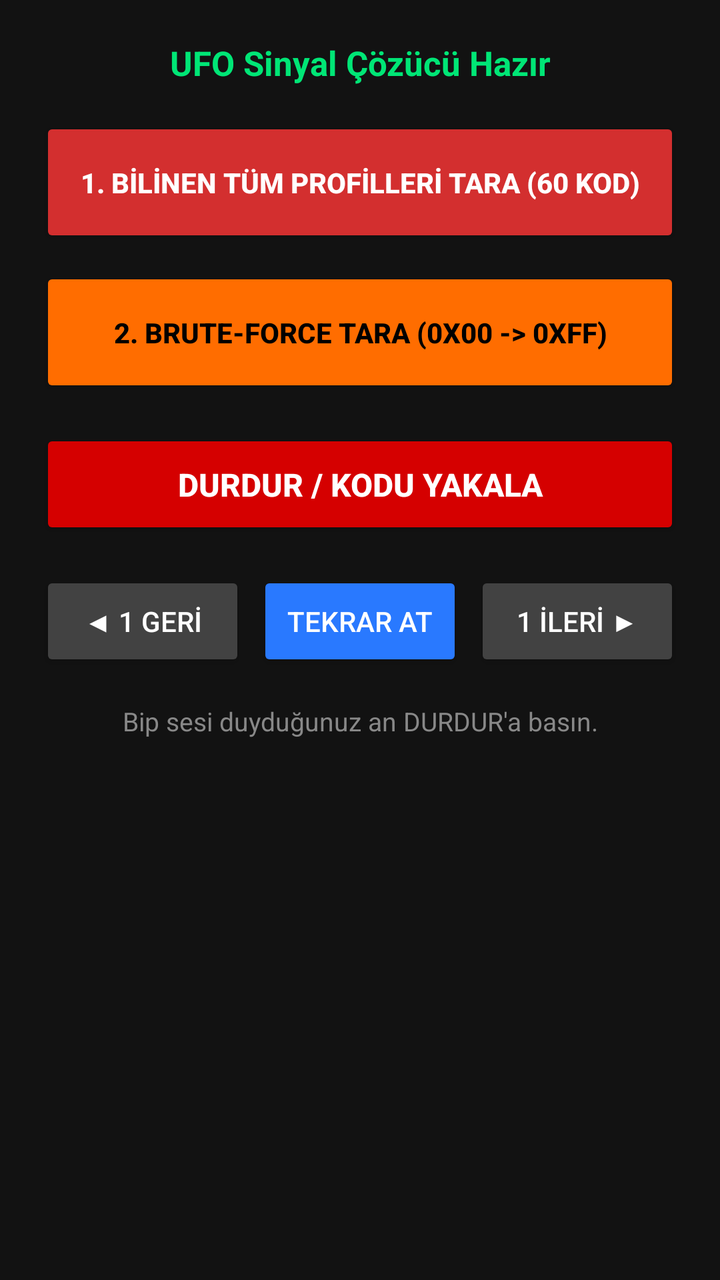
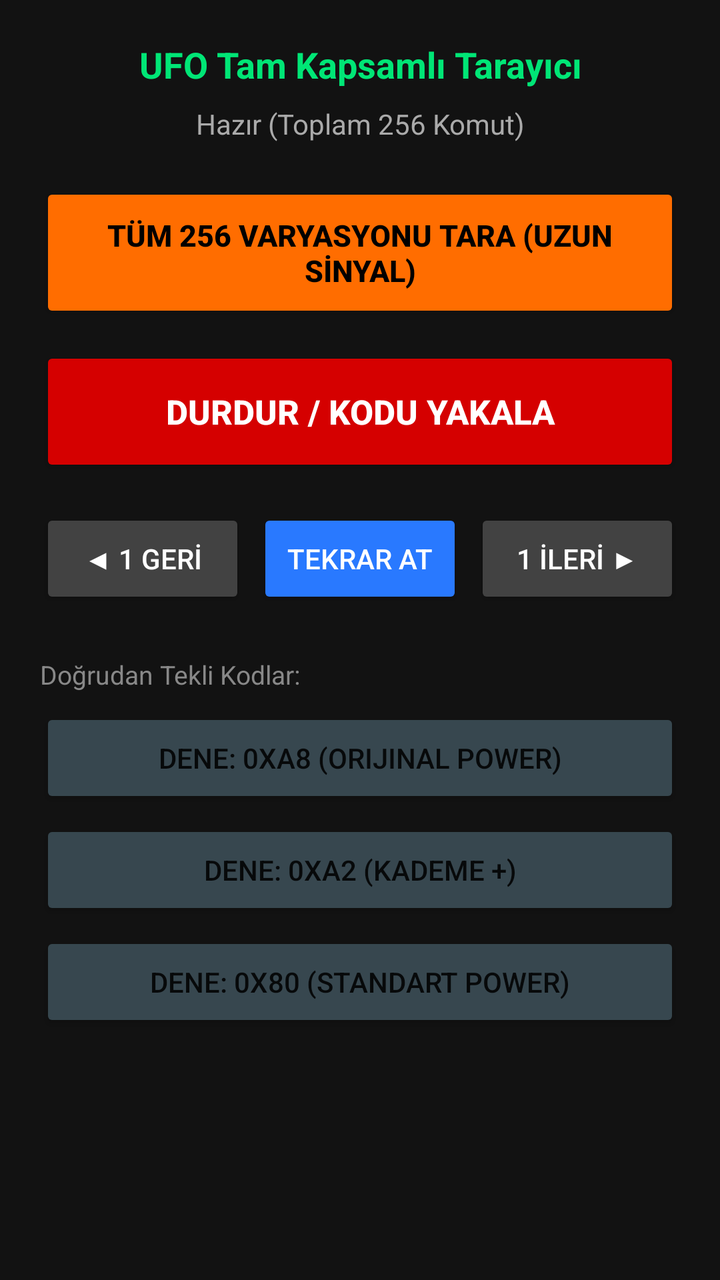

The first picture is an Android layout as it rendered before a commit; the second is the same layout after the commit. The layout source and the unified diff follow.
<!-- AndroidManifest.xml: application theme Theme.AppCompat.Light.NoActionBar -->
<!-- res/layout/activity_main.xml -->
<?xml version="1.0" encoding="utf-8"?>
<ScrollView xmlns:android="http://schemas.android.com/apk/res/android"
    android:layout_width="match_parent"
    android:layout_height="match_parent"
    android:background="#121212"
    android:fillViewport="true">

    <LinearLayout
        android:layout_width="match_parent"
        android:layout_height="wrap_content"
        android:gravity="center_horizontal"
        android:orientation="vertical"
        android:padding="20dp">

        <TextView
            android:id="@+id/tvCurrentCode"
            android:layout_width="match_parent"
            android:layout_height="wrap_content"
            android:gravity="center"
            android:text="UFO Sinyal Çözücü Hazır"
            android:textColor="#00E676"
            android:textSize="17sp"
            android:textStyle="bold"
            android:layout_marginBottom="16dp" />

        
        <Button
            android:id="@+id/btnScanProfiles"
            android:layout_width="match_parent"
            android:layout_height="65dp"
            android:backgroundTint="#D32F2F"
            android:text="1. BİLİNEN TÜM PROFİLLERİ TARA (60 KOD)"
            android:textColor="#FFFFFF"
            android:textStyle="bold"
            android:layout_marginBottom="10dp" />

        
        <Button
            android:id="@+id/btnBruteForce"
            android:layout_width="match_parent"
            android:layout_height="65dp"
            android:backgroundTint="#FF6D00"
            android:text="2. BRUTE-FORCE TARA (0x00 -> 0xFF)"
            android:textColor="#000000"
            android:textStyle="bold"
            android:layout_marginBottom="16dp" />

        
        <Button
            android:id="@+id/btnStop"
            android:layout_width="match_parent"
            android:layout_height="55dp"
            android:backgroundTint="#D50000"
            android:text="DURDUR / KODU YAKALA"
            android:textColor="#FFFFFF"
            android:textStyle="bold"
            android:textSize="16sp"
            android:layout_marginBottom="16dp" />

        
        <LinearLayout
            android:layout_width="match_parent"
            android:layout_height="wrap_content"
            android:orientation="horizontal"
            android:weightSum="3"
            android:layout_marginBottom="16dp">

            <Button
                android:id="@+id/btnPrev"
                android:layout_width="0dp"
                android:layout_height="50dp"
                android:layout_weight="1"
                android:backgroundTint="#424242"
                android:text="◀ 1 GERİ"
                android:textColor="#FFFFFF" />

            <Button
                android:id="@+id/btnResend"
                android:layout_width="0dp"
                android:layout_height="50dp"
                android:layout_weight="1"
                android:layout_marginHorizontal="6dp"
                android:backgroundTint="#2979FF"
                android:text="TEKRAR AT"
                android:textColor="#FFFFFF" />

            <Button
                android:id="@+id/btnNext"
                android:layout_width="0dp"
                android:layout_height="50dp"
                android:layout_weight="1"
                android:backgroundTint="#424242"
                android:text="1 İLERİ ▶"
                android:textColor="#FFFFFF" />
        </LinearLayout>

        <TextView
            android:id="@+id/tvDetails"
            android:layout_width="match_parent"
            android:layout_height="wrap_content"
            android:gravity="center"
            android:text="Bip sesi duyduğunuz an DURDUR'a basın."
            android:textColor="#888888"
            android:textSize="13sp" />

    </LinearLayout>
</ScrollView>
<!-- resources referenced by this layout -->
<resources>

</resources>

<!-- the commit's change to res/layout/activity_main.xml (unified diff, before → after) -->
@@ -13,48 +13,48 @@
         android:padding="20dp">
 
         <TextView
-            android:id="@+id/tvCurrentCode"
+            android:id="@+id/tvStatus"
             android:layout_width="match_parent"
             android:layout_height="wrap_content"
             android:gravity="center"
-            android:text="UFO Sinyal Çözücü Hazır"
+            android:text="UFO Tam Kapsamlı Tarayıcı"
             android:textColor="#00E676"
-            android:textSize="17sp"
+            android:textSize="18sp"
             android:textStyle="bold"
-            android:layout_marginBottom="16dp" />
+            android:layout_marginBottom="8dp" />
+
+        <TextView
+            android:id="@+id/tvProgress"
+            android:layout_width="match_parent"
+            android:layout_height="wrap_content"
+            android:gravity="center"
+            android:text="Hazır (Toplam 256 Komut)"
+            android:textColor="#AAAAAA"
+            android:textSize="14sp"
+            android:layout_marginBottom="20dp" />
 
         
         <Button
-            android:id="@+id/btnScanProfiles"
+            android:id="@+id/btnFullScan"
             android:layout_width="match_parent"
-            android:layout_height="65dp"
-            android:backgroundTint="#D32F2F"
-            android:text="1. BİLİNEN TÜM PROFİLLERİ TARA (60 KOD)"
-            android:textColor="#FFFFFF"
+            android:layout_height="70dp"
+            android:backgroundTint="#FF6D00"
+            android:text="TÜM 256 VARYASYONU TARA (UZUN SİNYAL)"
+            android:textColor="#000000"
+            android:textSize="15sp"
             android:textStyle="bold"
-            android:layout_marginBottom="10dp" />
-
-        
-        <Button
-            android:id="@+id/btnBruteForce"
-            android:layout_width="match_parent"
-            android:layout_height="65dp"
-            android:backgroundTint="#FF6D00"
-            android:text="2. BRUTE-FORCE TARA (0x00 -> 0xFF)"
-            android:textColor="#000000"
-            android:textStyle="bold"
-            android:layout_marginBottom="16dp" />
+            android:layout_marginBottom="12dp" />
 
         
         <Button
             android:id="@+id/btnStop"
             android:layout_width="match_parent"
-            android:layout_height="55dp"
+            android:layout_height="65dp"
             android:backgroundTint="#D50000"
             android:text="DURDUR / KODU YAKALA"
             android:textColor="#FFFFFF"
             android:textStyle="bold"
-            android:textSize="16sp"
+            android:textSize="17sp"
             android:layout_marginBottom="16dp" />
 
         
@@ -63,7 +63,7 @@
             android:layout_height="wrap_content"
             android:orientation="horizontal"
             android:weightSum="3"
-            android:layout_marginBottom="16dp">
+            android:layout_marginBottom="24dp">
 
             <Button
                 android:id="@+id/btnPrev"
@@ -94,14 +94,37 @@
                 android:textColor="#FFFFFF" />
         </LinearLayout>
 
+        
         <TextView
-            android:id="@+id/tvDetails"
             android:layout_width="match_parent"
             android:layout_height="wrap_content"
-            android:gravity="center"
-            android:text="Bip sesi duyduğunuz an DURDUR'a basın."
+            android:text="Doğrudan Tekli Kodlar:"
             android:textColor="#888888"
-            android:textSize="13sp" />
+            android:textSize="13sp"
+            android:layout_marginBottom="8dp" />
+
+        <Button
+            android:id="@+id/btnQuickA8"
+            android:layout_width="match_parent"
+            android:layout_height="50dp"
+            android:backgroundTint="#37474F"
+            android:text="Dene: 0xA8 (Orijinal Power)"
+            android:layout_marginBottom="6dp" />
+
+        <Button
+            android:id="@+id/btnQuickA2"
+            android:layout_width="match_parent"
+            android:layout_height="50dp"
+            android:backgroundTint="#37474F"
+            android:text="Dene: 0xA2 (Kademe +)"
+            android:layout_marginBottom="6dp" />
+
+        <Button
+            android:id="@+id/btnQuick80"
+            android:layout_width="match_parent"
+            android:layout_height="50dp"
+            android:backgroundTint="#37474F"
+            android:text="Dene: 0x80 (Standart Power)" />
 
     </LinearLayout>
 </ScrollView>
